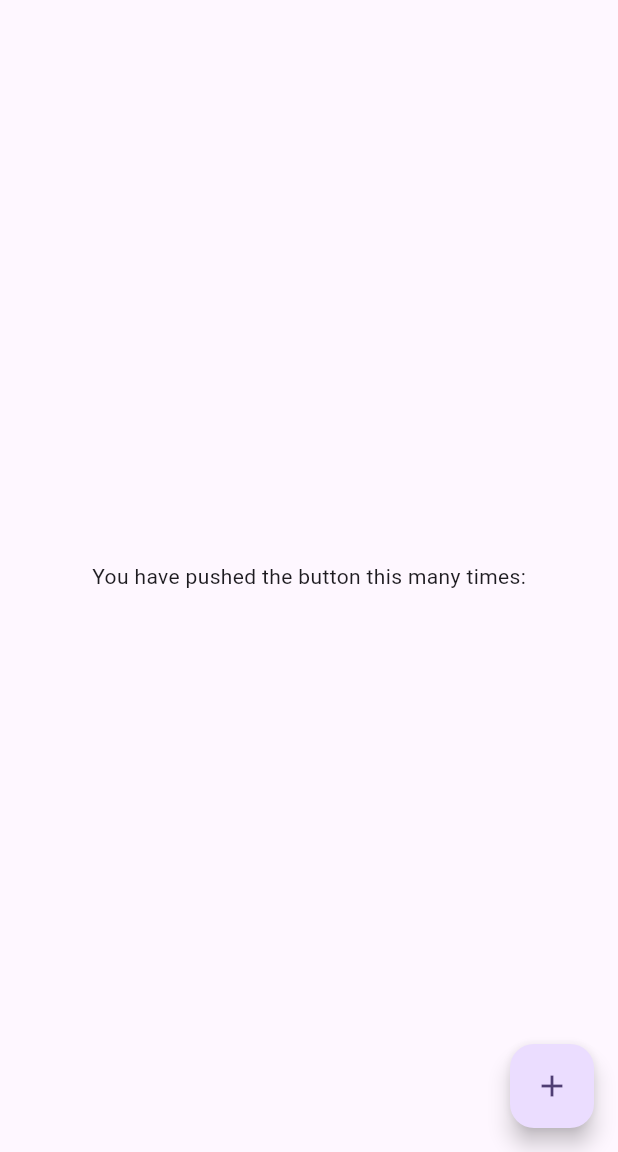
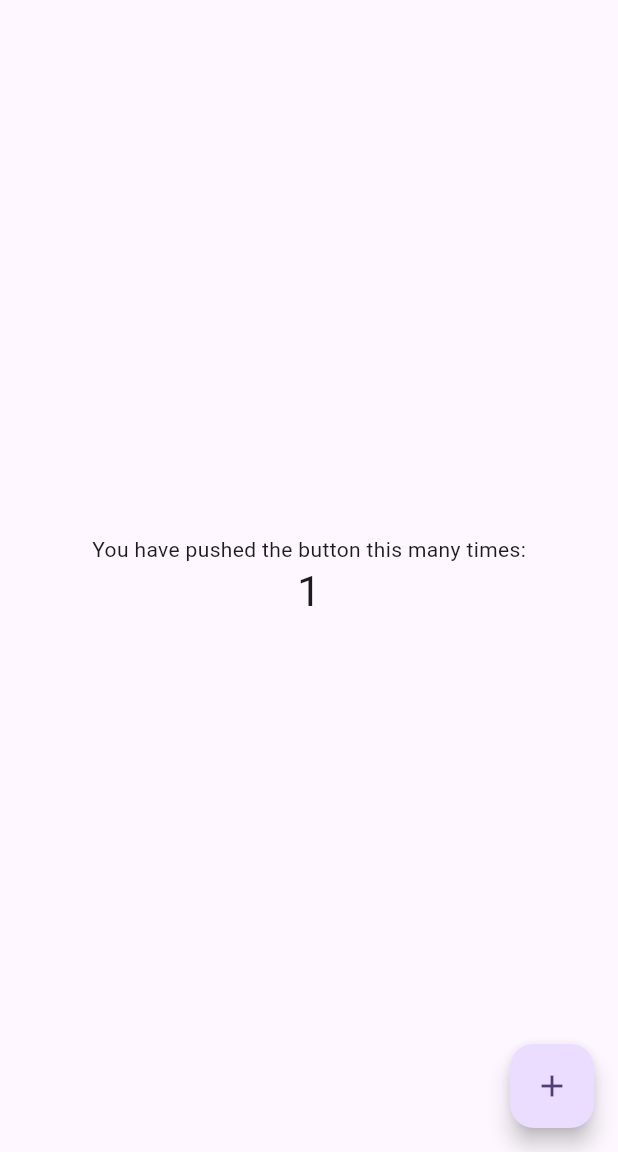
Before and after one commit to nikhiljose1993/test_riverpod_2, a Flutter app: the screen it shows after launch, after a tap on the "add" icon, on a phone screen of 412 x 824 dp, the part 84-1236 px from its top. Run offline on Flutter 3.47's test engine with Material 3 defaults, Android fonts, the phone set to English and light mode, and no system bars; our stand-ins replace flutter_riverpod.

```diff
--- a/lib/main.dart
+++ b/lib/main.dart
@@ -1,12 +1,13 @@
 import 'package:flutter/material.dart';
+import 'package:flutter_riverpod/flutter_riverpod.dart';
+import 'package:test_riverpod_2/providers/count_provider.dart';
 
 void main() {
-  runApp(const MyApp());
+  runApp(const ProviderScope(child: MyApp()));
 }
 
 class MyApp extends StatelessWidget {
   const MyApp({super.key});
-
   @override
   Widget build(BuildContext context) {
     return MaterialApp(
@@ -20,15 +21,16 @@ class MyApp extends StatelessWidget {
   }
 }
 
-class MyHomePage extends StatefulWidget {
+class MyHomePage extends ConsumerStatefulWidget {
   const MyHomePage({super.key, required this.title});
+
   final String title;
 
   @override
-  State<MyHomePage> createState() => _MyHomePageState();
+  ConsumerState<MyHomePage> createState() => _MyHomePageState();
 }
 
-class _MyHomePageState extends State<MyHomePage> {
+class _MyHomePageState extends ConsumerState<MyHomePage> {
   @override
   Widget build(BuildContext context) {
     return Scaffold(
@@ -43,14 +45,28 @@ class _MyHomePageState extends State<MyHomePage> {
             Text(
               'You have pushed the button this many times:',
             ),
+            CountWidget(),
           ],
         ),
       ),
       floatingActionButton: FloatingActionButton(
-        onPressed: () {},
+        onPressed: () => ref.read(countProvider.notifier).increment(),
         tooltip: 'Increment',
         child: const Icon(Icons.add),
-      ), // This trailing comma makes auto-formatting nicer for build methods.
+      ),
     );
   }
 }
+
+class CountWidget extends ConsumerWidget {
+  const CountWidget({super.key});
+
+  @override
+  Widget build(BuildContext context, WidgetRef ref) {
+    final count = ref.watch(countProvider);
+    return Text(
+      '$count',
+      style: Theme.of(context).textTheme.headlineMedium,
+    );
+  }
+}
--- /dev/null
+++ b/lib/providers/count_provider.dart
@@ -0,0 +1,13 @@
+import 'package:flutter_riverpod/flutter_riverpod.dart';
+
+class CountNotifier extends StateNotifier<int> {
+  CountNotifier() : super(0);
+
+  increment() {
+    state = state + 1;
+  }
+}
+
+final countProvider = StateNotifierProvider<CountNotifier, int>(
+  (ref) => CountNotifier(),
+);
--- a/pubspec.yaml
+++ b/pubspec.yaml
@@ -35,6 +35,7 @@ dependencies:
   # The following adds the Cupertino Icons font to your application.
   # Use with the CupertinoIcons class for iOS style icons.
   cupertino_icons: ^1.0.6
+  flutter_riverpod: ^2.5.1
 
 dev_dependencies:
   flutter_test:
```
Also changed, not shown: pubspec.lock.
